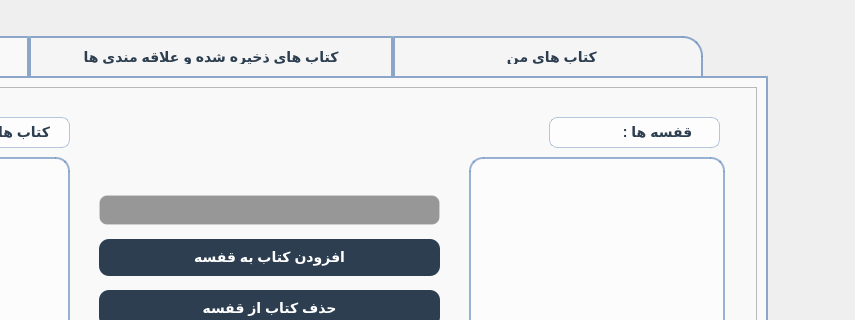
Above: client/librarywindow_c.ui from afkhamis1386-afk/bookCLUB_Project before the change; both pictures show x 319 to 1174 and y 0 to 320 of the 1174 by 736 pixel window. Below: the same form after it.
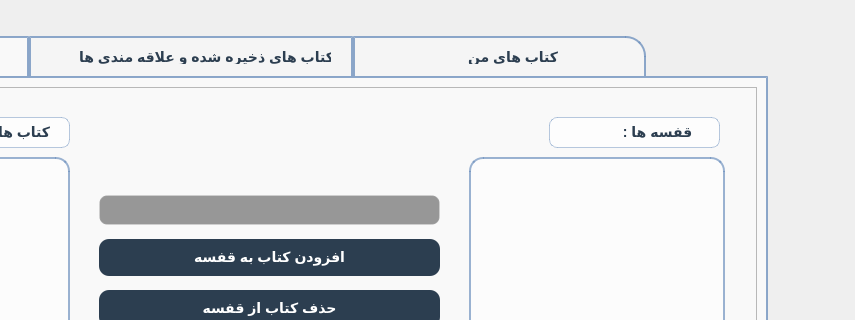
That is the form after the change. The open tabs and pages were chosen to show the change. Icons and pictures are not drawn.

Commit message: feat(library): improve library window state management and data synchronization

What changed in the file:
```diff
--- a/client/librarywindow_c.ui
+++ b/client/librarywindow_c.ui
@@ -421,7 +421,7 @@
       </widget>
       <widget class="QWidget" name="savedBooksTab">
        <attribute name="title">
-        <string>                    کتاب های ذخیره شده و علاقه مندی ها                    </string>
+        <string>                  کتاب های ذخیره شده و علاقه مندی ها          </string>
        </attribute>
        <widget class="QLabel" name="savedBooksLabel">
         <property name="geometry">
@@ -590,7 +590,7 @@
       </widget>
       <widget class="QWidget" name="tab">
        <attribute name="title">
-        <string>                               کتاب های من                             </string>
+        <string>                               کتاب های من                        </string>
        </attribute>
        <widget class="QListWidget" name="myBooksListWidget">
         <property name="geometry">
```
Left out of the diff: 62 changed lines with no effect on the pictures. The commit also changes 2 other files.
